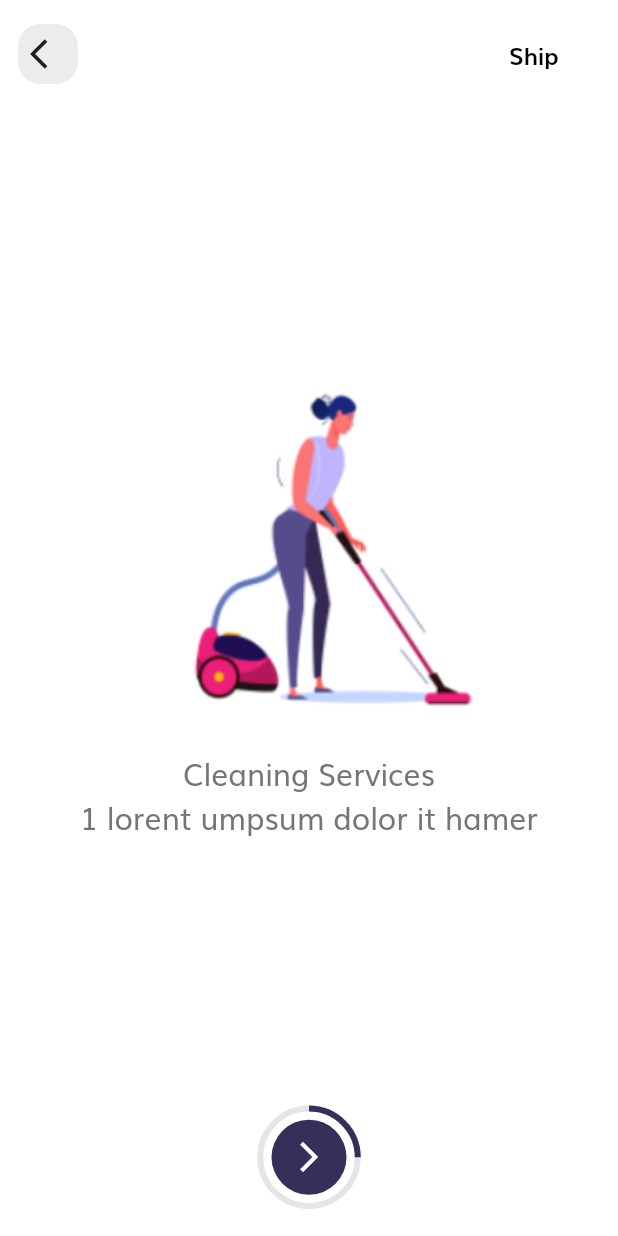
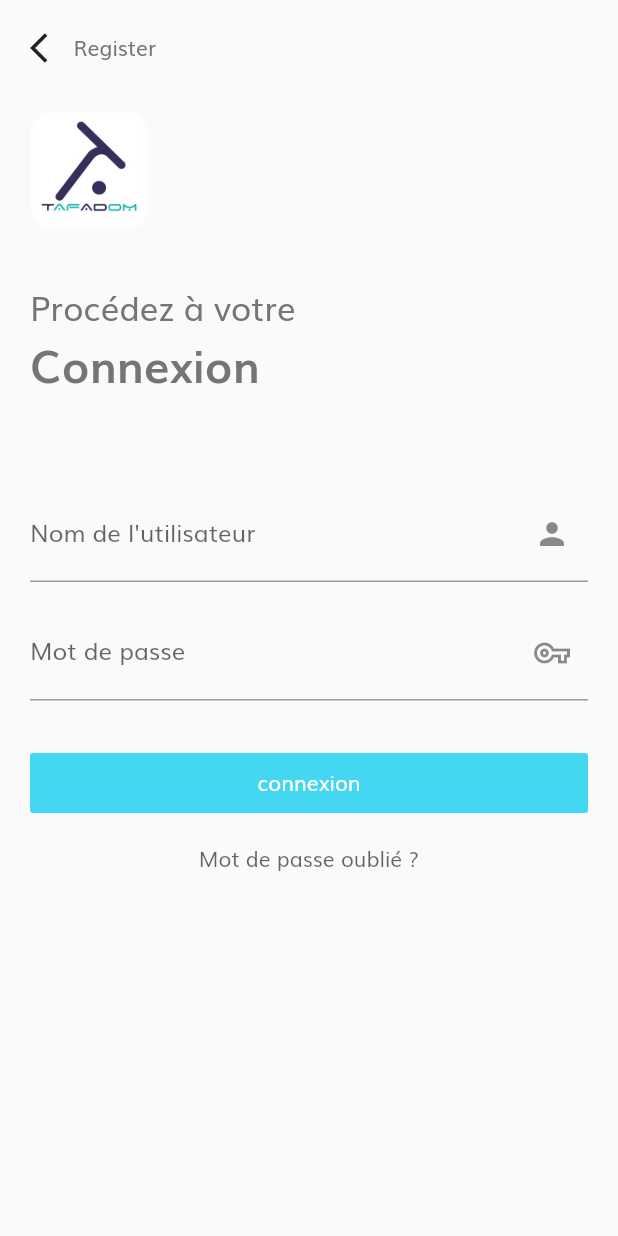
Before and after one commit to innov237/tafadomi_mobile_app, a Flutter app: the screen it shows after launch, on a phone screen of 412 x 824 dp. Run offline on Flutter 3.47's test engine with Material 2 defaults, Android fonts, the phone set to English and light mode, and no system bars; our stand-ins replace dio, splashscreen.

Commit message:
login and register form

```diff
--- a/lib/core/constantes/api_constante.dart
+++ b/lib/core/constantes/api_constante.dart
@@ -2,4 +2,6 @@ class ApiConst {
   static String baseUrl = "http://10.0.2.2/tafAdom_api/public/api/";
   // static String baseUrl = "http://127.0.0.1:8000/api/";
   static String getCategorieUrl = "categorie";
+  static String loginUrl = "auth/login";
+  static String registerUrl = "auth/register";
 }
--- /dev/null
+++ b/lib/features/auth/login/login_page.dart
@@ -0,0 +1,164 @@
+import 'dart:convert';
+
+import 'package:flutter/material.dart';
+import 'package:tafadomi/core/constantes/api_constante.dart';
+import 'package:tafadomi/core/models/api_response.dart';
+import 'package:tafadomi/core/palettes/colors_palette.dart';
+import 'package:dio/dio.dart';
+import 'package:tafadomi/features/auth/register/register_page.dart';
+
+class LoginPage extends StatefulWidget {
+  static String routeName = "/login";
+  @override
+  _LoginPageState createState() => _LoginPageState();
+}
+
+class _LoginPageState extends State<LoginPage> {
+  TextEditingController _passwordController;
+  TextEditingController _emailController;
+  bool showLoader = false;
+
+  @override
+  void initState() {
+    super.initState();
+    _emailController = TextEditingController();
+    _passwordController = TextEditingController();
+  }
+
+  _login() async {
+    Dio dio = Dio();
+
+    var postData = {
+      'email': _emailController.text,
+      'passworl': _passwordController.text,
+    };
+
+    if (_emailController.text.isEmpty || _passwordController.text.isEmpty) {
+      print("veuillez renseigner tous les champs");
+      return;
+    }
+
+    setState(() {
+      showLoader = true;
+    });
+
+    var response = await dio.post(
+      ApiConst.baseUrl + ApiConst.loginUrl,
+      data: postData,
+    );
+
+    if (response.statusCode == 200) {
+      ApiResponse apiResponse = apiResponseFromJson(
+        json.encode(response.data),
+      );
+
+      if (apiResponse.success) {
+        print("bien connecté");
+      } else {
+        print(apiResponse.message);
+      }
+    }
+  }
+
+  @override
+  Widget build(BuildContext context) {
+    return SafeArea(
+      child: Scaffold(
+        body: SingleChildScrollView(
+          child: Padding(
+            padding: const EdgeInsets.all(20.0),
+            child: Column(
+              crossAxisAlignment: CrossAxisAlignment.start,
+              mainAxisAlignment: MainAxisAlignment.start,
+              children: [
+                GestureDetector(
+                  onTap: () => Navigator.pushNamed(
+                    context,
+                    RegisterPage.routeName,
+                  ),
+                  child: Row(
+                    children: [
+                      Icon(Icons.arrow_back_ios),
+                      SizedBox(
+                        width: 5.0,
+                      ),
+                      Text("Register"),
+                    ],
+                  ),
+                ),
+                SizedBox(
+                  height: 20.0,
+                ),
+                Container(
+                  height: 100,
+                  width: 80,
+                  child: Image.asset("assets/images/logo.png"),
+                ),
+                SizedBox(
+                  height: 24.0,
+                ),
+                Text(
+                  "Procédez à votre ",
+                  style: TextStyle(fontSize: 22),
+                ),
+                Text(
+                  "Connexion",
+                  style: TextStyle(fontSize: 30, fontWeight: FontWeight.bold),
+                ),
+                SizedBox(
+                  height: 60.0,
+                ),
+                TextField(
+                  controller: _emailController,
+                  decoration: InputDecoration(
+                    labelText: "Nom de l'utilisateur",
+                    suffixIcon: Icon(Icons.person),
+                    focusColor: PaletteColor.primaryColor,
+                    fillColor: PaletteColor.primaryColor,
+                  ),
+                ),
+                SizedBox(
+                  height: 15.0,
+                ),
+                TextField(
+                  controller: _passwordController,
+                  decoration: InputDecoration(
+                    labelText: "Mot de passe",
+                    suffixIcon: Icon(Icons.vpn_key_outlined),
+                    focusColor: PaletteColor.primaryColor,
+                  ),
+                ),
+                SizedBox(
+                  height: 35.0,
+                ),
+                Container(
+                  width: double.infinity,
+                  height: 40.0,
+                  child: RaisedButton(
+                    color: PaletteColor.primaryColor,
+                    elevation: 0.0,
+                    onPressed: () => _login(),
+                    child: Text(
+                      "connexion",
+                      style: TextStyle(color: Colors.white),
+                    ),
+                  ),
+                ),
+                Padding(
+                  padding: const EdgeInsets.only(top: 20.0),
+                  child: Center(
+                      child: Text(
+                    "Mot de passe oublié ?",
+                    style: TextStyle(
+                      color: Colors.black.withOpacity(0.6),
+                    ),
+                  )),
+                )
+              ],
+            ),
+          ),
+        ),
+      ),
+    );
+  }
+}
--- a/lib/main.dart
+++ b/lib/main.dart
@@ -1,5 +1,6 @@
 import 'package:flutter/material.dart';
 import 'package:tafadomi/core/palettes/colors_palette.dart';
+import 'package:tafadomi/features/auth/login/login_page.dart';
 import 'package:tafadomi/pages/onboarding_page.dart';
 import 'package:tafadomi/routes.dart';
 import 'package:tafadomi/pages/_services/serviceForm_page.dart';
@@ -18,7 +19,7 @@ class MyApp extends StatelessWidget {
       debugShowCheckedModeBanner: false,
       title: 'Flutter Demo',
       theme: theme(),
-      initialRoute: OnboardingPage.routeName,
+      initialRoute: LoginPage.routeName,
       routes: routes,
     );
   }
--- a/lib/routes.dart
+++ b/lib/routes.dart
@@ -1,4 +1,5 @@
 import 'package:flutter/widgets.dart';
+import 'package:tafadomi/features/auth/login/login_page.dart';
 import 'package:tafadomi/pages/onboarding_page.dart';
 import 'package:tafadomi/pages/home_page.dart';
 import 'package:tafadomi/pages/_services/serviceList_page.dart';
@@ -19,4 +20,5 @@ final Map<String, WidgetBuilder> routes = {
   ServiceProviderPage.routeName: (context) => ServiceProviderPage(),
   TabsPage.routeName: (context) => TabsPage(),
   ServiceForm.routeName: (context) => ServiceForm(),
+  LoginPage.routeName :(conext)=>LoginPage(),
 };
```
Also changed, not shown: lib/features/auth/register/register_page.dart (added, +149 -0 lines).
